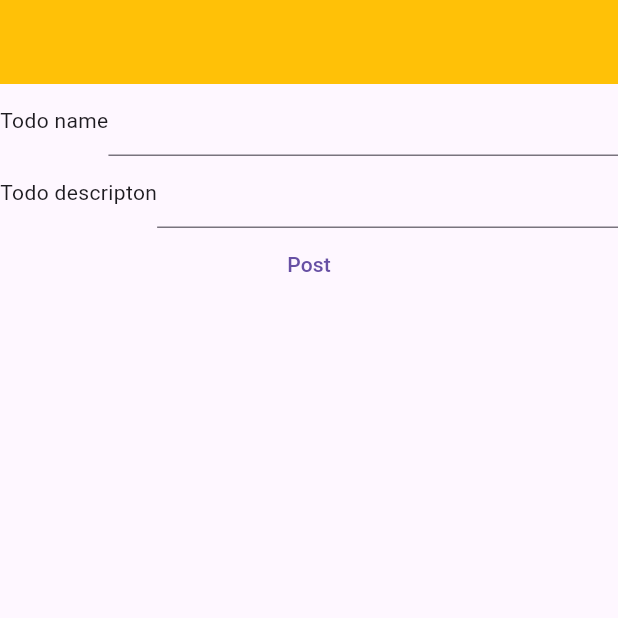
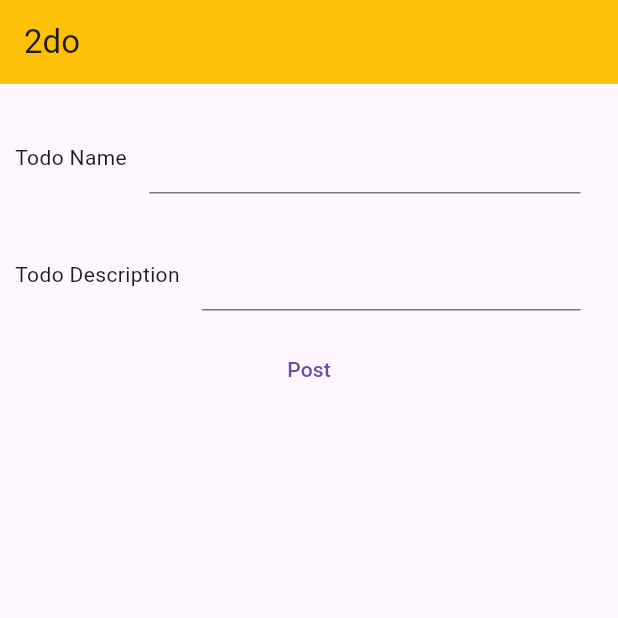
Before and after one commit to anotherSimpleCoder/2do, a Flutter app: the screen it shows after launch, after a tap on "Post", on a phone screen of 412 x 824 dp, the top half of it. Run offline on Flutter 3.47's test engine with Material 3 defaults, Android fonts, the phone set to English and light mode, and no system bars; network calls fail.

Commit message:
Implemented adding todo into frontend

```diff
--- a/frontend/lib/main.dart
+++ b/frontend/lib/main.dart
@@ -1,7 +1,12 @@
 import 'package:flutter/material.dart';
+import 'package:frontend/todo/todoComponent.dart';
+import 'package:frontend/todo/todoService.dart';
+import 'package:provider/provider.dart';
 
 void main() {
-  runApp(const MyApp());
+  runApp(
+    const MyApp()
+  );
 }
 
 class MyApp extends StatelessWidget {
@@ -12,22 +17,14 @@ class MyApp extends StatelessWidget {
     return MaterialApp(
       home: Scaffold(
         appBar: AppBar(
+          title: Text("2do"),
           backgroundColor: Colors.amber,
         ),
 
-        body: Column(
-          children: [
-            Row(children: [
-              Text("Todo name"),
-              Expanded(child: TextField()),
-            ],),
-            Row(children: [
-              Text("Todo descripton"),
-              Expanded(child: TextField()),
-            ],),
-            TextButton(onPressed: (){}, child: Text("Post"))
-          ],
-        )
+        body: Container(
+          padding: EdgeInsets.all(10),
+          child: TodoComponent(todoService: TodoService(),),
+        ),
       )
     );
   }
--- /dev/null
+++ b/frontend/lib/shared/formTextField.dart
@@ -0,0 +1,34 @@
+import 'package:flutter/material.dart';
+
+class FormTextField extends StatefulWidget {
+  const FormTextField({
+    super.key,
+    this.label = "",
+    required this.controller
+  });
+
+  final String label;
+  final TextEditingController controller;
+
+  @override
+  State<FormTextField> createState() => _FormTextFieldState();
+}
+
+class _FormTextFieldState extends State<FormTextField> {
+  @override
+  Widget build(BuildContext context) {
+    return Row(
+      children: [
+        Text(widget.label),
+        Expanded(
+          child: Padding(
+            padding: EdgeInsets.all(15),
+            child: TextField(
+              controller: widget.controller,
+            ),
+          )
+        ),
+      ],
+    );
+  }
+}
--- /dev/null
+++ b/frontend/lib/todo/todoComponent.dart
@@ -0,0 +1,49 @@
+import 'package:flutter/material.dart';
+import 'package:frontend/shared/formTextField.dart';
+import 'package:frontend/todo/todo.dart';
+import 'package:frontend/todo/todoBuilder.dart';
+import 'package:frontend/todo/todoService.dart';
+
+class TodoComponent extends StatefulWidget {
+  const TodoComponent({
+    super.key,
+    required TodoService todoService
+  }) : _todoService = todoService;
+
+  final TodoService _todoService;
+
+  @override
+  State<TodoComponent> createState() => _TodoComponentState();
+}
+
+class _TodoComponentState extends State<TodoComponent> {
+  Todo todoToAdd = TodoBuilder().build();
+  final _nameController = TextEditingController();
+  final _descriptionController = TextEditingController();
+
+  onClick() async {
+    todoToAdd.Name = _nameController.text;
+    todoToAdd.Description = _descriptionController.text;
+    await widget._todoService.postTodo(todoToAdd);
+  }
+
+  @override
+  Widget build(BuildContext context) {
+    return Column(
+      children: [
+        FormTextField(
+          label: "Todo Name",
+          controller: _nameController,
+        ),
+        FormTextField(
+          label: "Todo Description",
+          controller: _descriptionController,
+        ),
+        TextButton(
+          onPressed: () async {await onClick();},
+          child: Text("Post")
+        )
+      ],
+    );
+  }
+}
--- a/frontend/pubspec.yaml
+++ b/frontend/pubspec.yaml
@@ -35,6 +35,7 @@ dependencies:
   # Use with the CupertinoIcons class for iOS style icons.
   cupertino_icons: ^1.0.8
   http: ^1.3.0
+  provider: ^6.1.2
 
 dev_dependencies:
   flutter_test:
```
Also changed, not shown: frontend/pubspec.lock.
